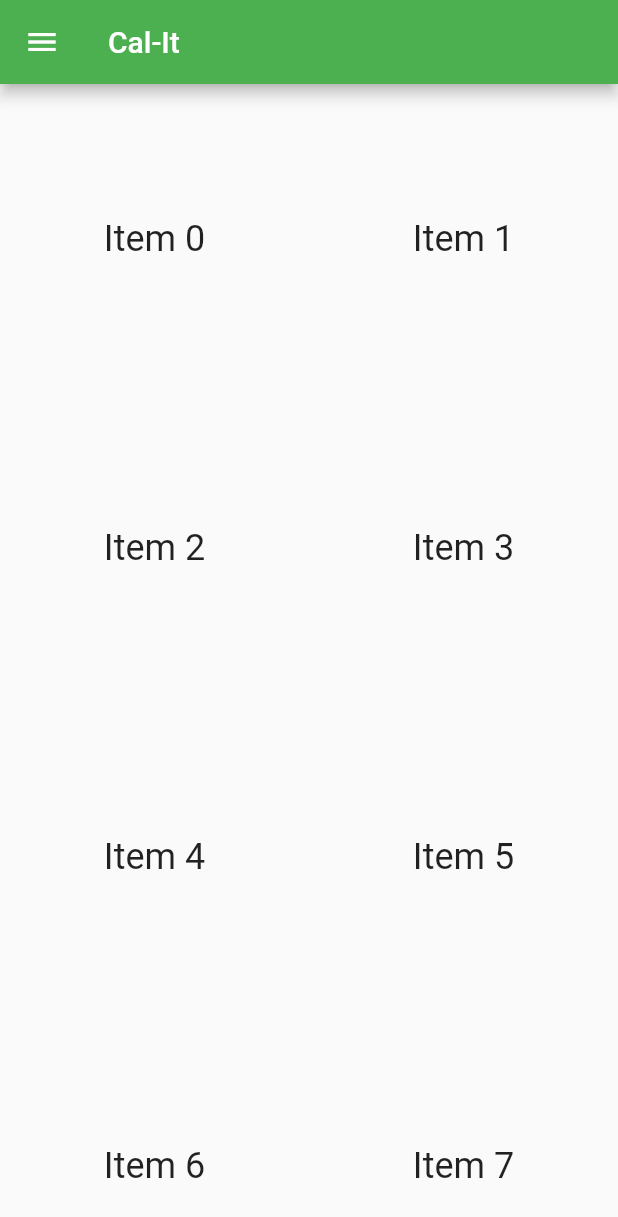
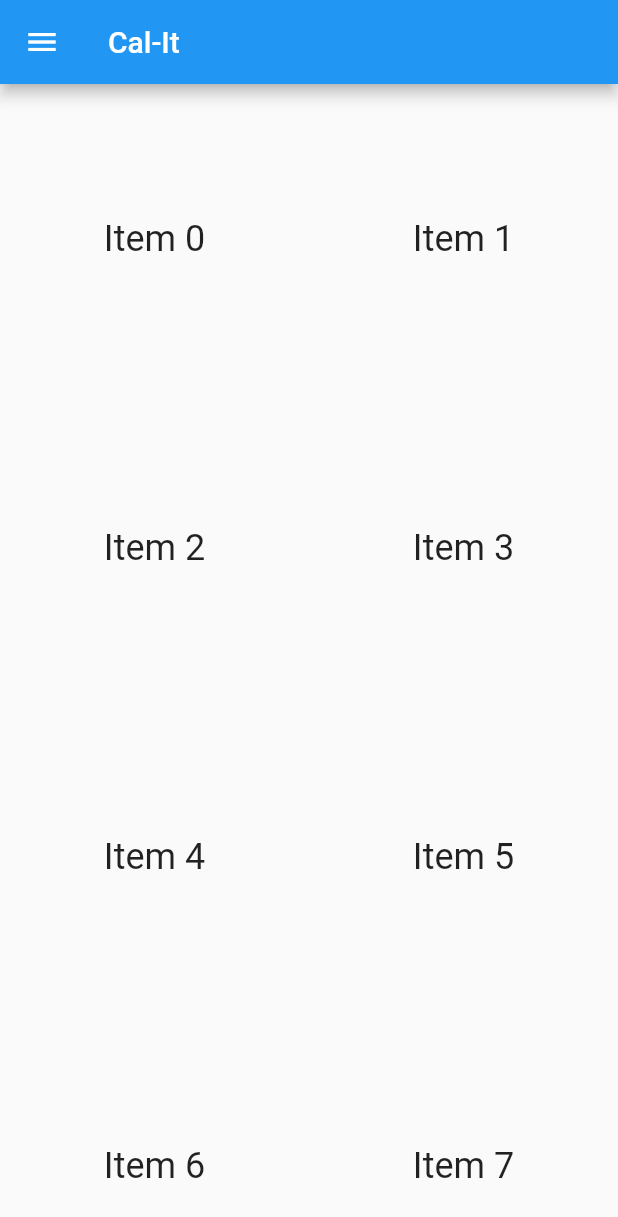
Before and after one commit to uzairnz/cal-it, a Flutter app: the HomePage screen opened directly, on a phone screen of 412 x 824 dp. Shown: the top 1217 px of the screen. Run offline on Flutter 3.47's test engine with Material 2 defaults, Android fonts, the light colour scheme and no system bars; our stand-ins replace flutter_screenutil.

Commit message:
Color Reverted

```diff
--- a/cal_it/lib/pages/home_page.dart
+++ b/cal_it/lib/pages/home_page.dart
@@ -26,7 +26,7 @@ class _HomePageState extends State<HomePage> {
   @override
   Widget build(BuildContext context) {
     return new Scaffold(
-      appBar: new AppBar(title: new Text("Cal-It"), backgroundColor: Colors.green,),
+      appBar: new AppBar(title: new Text("Cal-It"), backgroundColor: Colors.blue,),
       drawer: new Drawer(
         child: new ListView(
           children: <Widget>[
--- a/cal_it/lib/pages/page.dart
+++ b/cal_it/lib/pages/page.dart
@@ -9,7 +9,7 @@ class Page extends StatelessWidget {
   @override
   Widget build(BuildContext context) {
     return new Scaffold(
-      appBar: new AppBar(title: new Text(title), backgroundColor: Colors.green,),
+      appBar: new AppBar(title: new Text(title), backgroundColor: Colors.blue,),
       body: new Center(
         child: new Text(title),
       ),
```
